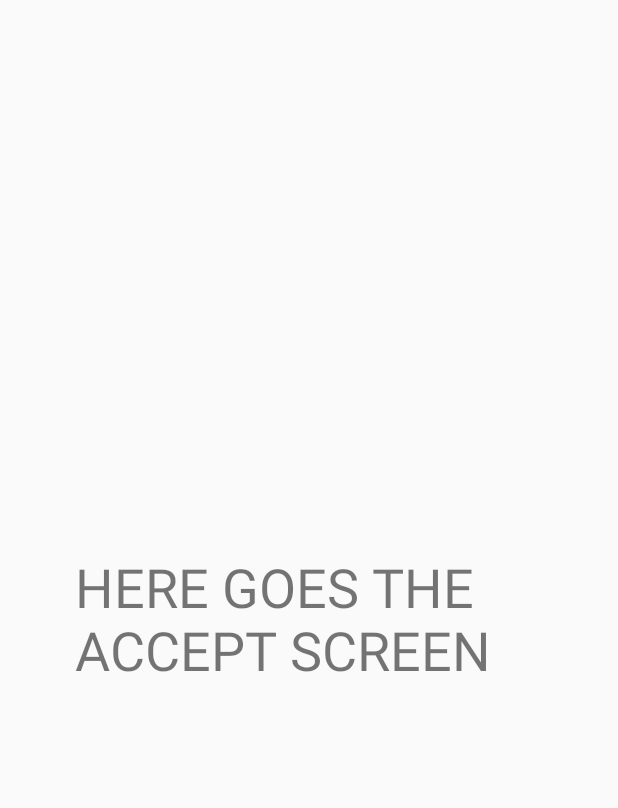
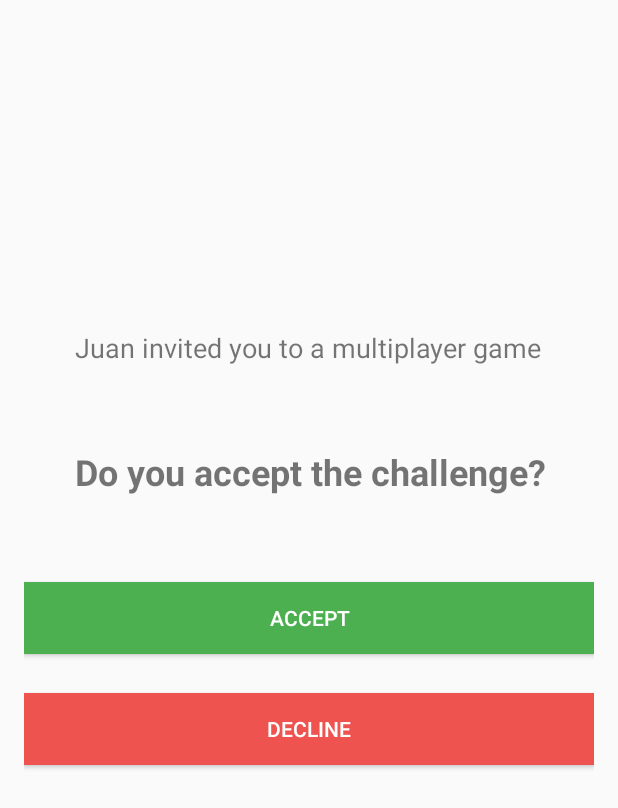
Before and after one commit to FIU-SCIS-Senior-Projects/SkillCourt-7.0, an Android app: the ActivityFromMultiplayerNotif screen opened directly, with no data from a screen before it, on a phone screen of 412 x 824 dp. Shown: the top 808 px of the screen. Run offline under Robolectric (Android 15) with nearby library versions, the light colour scheme and no system bars.

Commit message:
last update

```diff
--- a/app/build.gradle
+++ b/app/build.gradle
@@ -1,6 +1,7 @@
 apply plugin: 'com.android.application'
 
 android {
+    useLibrary 'org.apache.http.legacy'
     compileSdkVersion 25
     buildToolsVersion "23.0.3"
     defaultConfig {
@@ -57,6 +58,9 @@ dependencies {
 
     compile 'com.github.PhilJay:MPAndroidChart:v3.0.0'
     compile 'com.squareup.picasso:picasso:2.5.2'
+
+    compile 'org.apache.httpcomponents:httpclient:4.2.6'
+
 }
 
 
--- a/app/src/main/AndroidManifest.xml
+++ b/app/src/main/AndroidManifest.xml
@@ -64,6 +64,7 @@
         <activity android:name=".ui.search_user.SearchUserActivity" />
         <activity android:name=".ui.team_details.TeamDetailsActivity" />
         <activity android:name=".ActivityFromMultiplayerNotif"/>
+        <activity android:name=".fcm.SearchUserNotifActivity"/>
         <!--
  ATTENTION: This was auto-generated to add Google Play services to your project for
     App Indexing.  See https://g.co/AppIndexing/AndroidStudio for more information.
--- a/app/src/main/java/fiu/com/skillcourt/ActivityFromMultiplayerNotif.java
+++ b/app/src/main/java/fiu/com/skillcourt/ActivityFromMultiplayerNotif.java
@@ -2,12 +2,28 @@ package fiu.com.skillcourt;
 
 import android.support.v7.app.AppCompatActivity;
 import android.os.Bundle;
+import android.util.Log;
+import android.view.View;
+import android.widget.Button;
+
+import fiu.com.skillcourt.ui.base.BaseActivity;
+import fiu.com.skillcourt.ui.base.BaseFragment;
 
 public class ActivityFromMultiplayerNotif extends AppCompatActivity {
 
     @Override
     protected void onCreate(Bundle savedInstanceState) {
+
         super.onCreate(savedInstanceState);
         setContentView(R.layout.activity_from_multiplayer_notif);
+
+        Button acceptButton = (Button) findViewById(R.id.accept_button);
+
+        acceptButton.setOnClickListener(new View.OnClickListener() {
+            @Override
+            public void onClick(View v) {
+                Log.d("working?", "working!");
+            }
+        });
     }
 }
--- a/app/src/main/java/fiu/com/skillcourt/fcm/NotificationService.java
+++ b/app/src/main/java/fiu/com/skillcourt/fcm/NotificationService.java
@@ -10,7 +10,6 @@ import com.google.firebase.messaging.RemoteMessage;
 import android.app.NotificationManager;
 import android.app.PendingIntent;
 import android.support.v4.app.NotificationCompat;
-import android.support.v4.app.NotificationManagerCompat;
 import android.content.Intent;
 import android.util.Log;
 import fiu.com.skillcourt.ActivityFromMultiplayerNotif;
@@ -24,7 +23,6 @@ public class NotificationService extends FirebaseMessagingService {
 
         @Override
         public void onMessageReceived(RemoteMessage remoteMessage) {
-            // Check if message contains a data payload.
             if (remoteMessage.getData().size() > 0) {
                 Log.d(TAG, "Message data payload: " + remoteMessage.getData());
             }
--- a/app/src/main/res/layout/activity_from_multiplayer_notif.xml
+++ b/app/src/main/res/layout/activity_from_multiplayer_notif.xml
@@ -10,15 +10,54 @@
     android:paddingTop="@dimen/activity_vertical_margin"
     tools:context="fiu.com.skillcourt.ActivityFromMultiplayerNotif">
 
+
+    <Button
+        android:text="Accept"
+        android:layout_width="match_parent"
+        android:layout_height="wrap_content"
+        android:id="@+id/accept_button"
+        android:layout_centerVertical="true"
+        android:layout_alignParentRight="true"
+        android:layout_alignParentEnd="true"
+        android:duplicateParentState="false"
+        android:background="#4caf50"
+        tools:textColor="#FFFFFF"
+        android:textColor="#FFFFFF" />
+
+    <Button
+        android:text="DECLINE"
+        android:layout_width="match_parent"
+        android:layout_height="wrap_content"
+        android:id="@+id/decline_button"
+        android:layout_marginTop="74dp"
+        android:layout_alignTop="@+id/accept_button"
+        android:layout_alignParentLeft="true"
+        android:layout_alignParentStart="true"
+        android:background="#EF5350"
+        tools:textColor="#FFFFFF"
+        android:textColor="#FFFFFF" />
+
     <TextView
-        android:text="HERE GOES THE ACCEPT SCREEN"
+        android:text="Juan invited you to a multiplayer game"
         android:layout_width="wrap_content"
         android:layout_height="wrap_content"
         android:id="@+id/textView2"
-        android:textSize="36sp"
-        android:layout_centerVertical="true"
-        android:layout_alignParentLeft="true"
-        android:layout_alignParentStart="true"
-        android:layout_marginLeft="34dp"
-        android:layout_marginStart="34dp" />
+        android:layout_above="@+id/textView3"
+        android:layout_centerHorizontal="true"
+        android:layout_marginBottom="54dp"
+        android:textSize="18sp"
+        android:textAlignment="center" />
+
+    <TextView
+        android:text="Do you accept the challenge?"
+        android:layout_width="wrap_content"
+        android:layout_height="wrap_content"
+        android:layout_marginBottom="57dp"
+        android:id="@+id/textView3"
+        android:textSize="24sp"
+        android:layout_above="@+id/accept_button"
+        android:layout_alignLeft="@+id/textView2"
+        android:layout_alignStart="@+id/textView2"
+        android:textAlignment="center"
+        android:textStyle="normal|bold" />
 </RelativeLayout>
```
Also changed, not shown: app/src/main/java/fiu/com/skillcourt/fcm/SearchUserNotifActivity.java (added, +28 -0 lines), app/src/main/java/fiu/com/skillcourt/fcm/SearchUserNotifFragment.java (added, +245 -0 lines), app/src/main/java/fiu/com/skillcourt/fcm/SendNotifByHTTP.java (added, +85 -0 lines), app/src/main/java/fiu/com/skillcourt/ui/creategame/CreateMultiplayerEntrance.java (+59 -2 lines), app/src/main/res/layout/fragment_search_user_notif.xml (added, +13 -0 lines), 5 other files.
